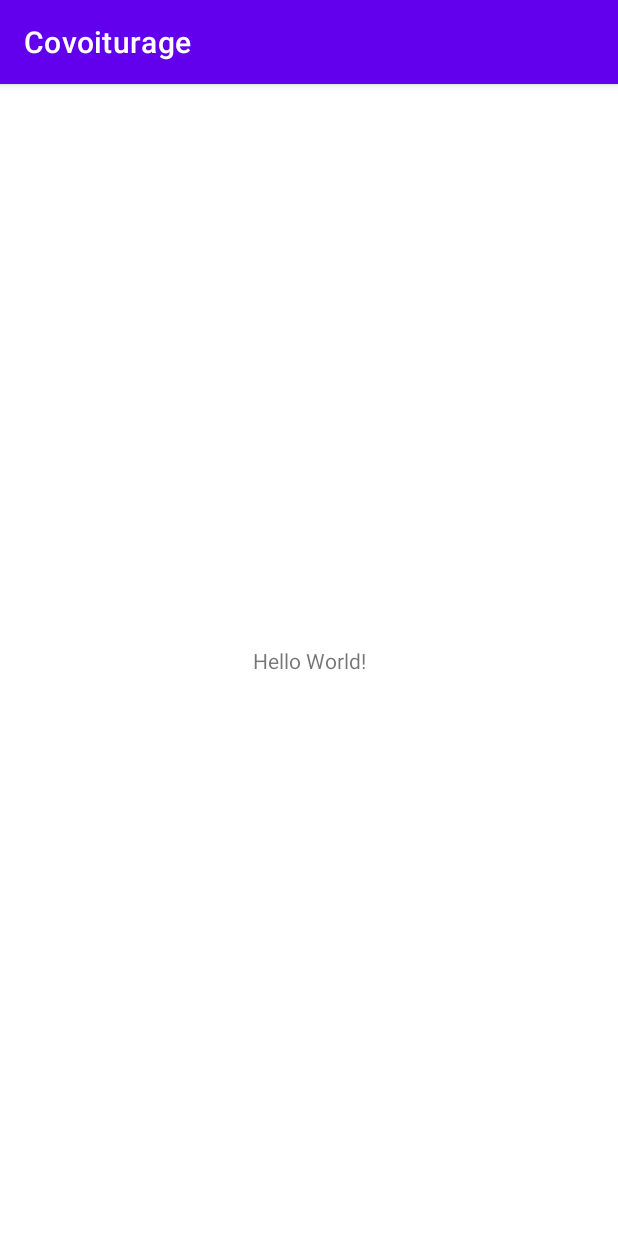
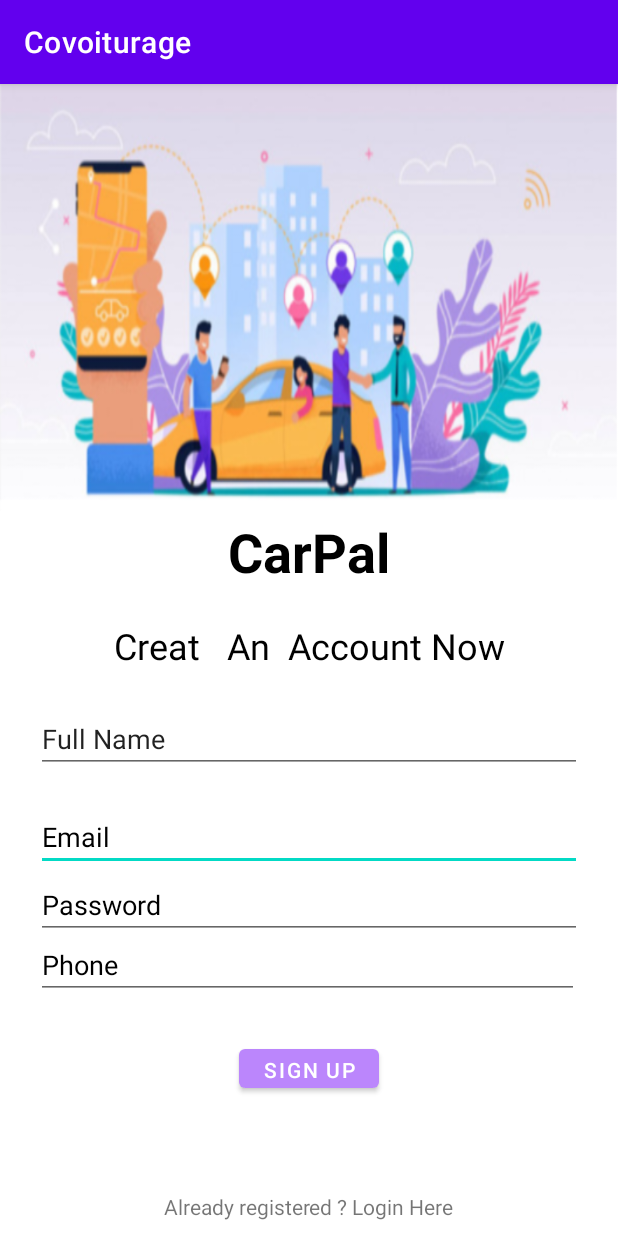
Before and after one commit to yosrgargouri/Covoiturage, an Android app: the screen it shows after launch (MainActivity before the commit, MainActivityLogout after it), on a phone screen of 412 x 824 dp. Run offline under Robolectric (Android 15) with nearby library versions, the phone set to English and light mode, and no system bars; our stand-ins replace Firebase (no records; nobody signed in at launch, a user with empty details on screens opened directly); Roboto replaces fonts that are not available here.

Commit message:
Impl: sign IN / UP + error message

```diff
--- a/app/build.gradle
+++ b/app/build.gradle
@@ -1,5 +1,6 @@
 plugins {
     id 'com.android.application'
+    id 'com.google.gms.google-services'
 }
 
 android {
@@ -33,7 +34,10 @@ dependencies {
     implementation 'androidx.appcompat:appcompat:1.1.0'
     implementation 'com.google.android.material:material:1.1.0'
     implementation 'androidx.constraintlayout:constraintlayout:1.1.3'
+    implementation 'com.google.firebase:firebase-auth:20.0.1'
     testImplementation 'junit:junit:4.+'
     androidTestImplementation 'androidx.test.ext:junit:1.1.1'
     androidTestImplementation 'androidx.test.espresso:espresso-core:3.2.0'
+    implementation platform('com.google.firebase:firebase-bom:26.1.0')
+    implementation 'com.google.firebase:firebase-analytics'
 }
--- /dev/null
+++ b/app/src/main/java/com/example/cov/MainActivityLogout.java
@@ -0,0 +1,108 @@
+package com.example.cov;
+
+import androidx.annotation.NonNull;
+import androidx.appcompat.app.AppCompatActivity;
+
+import android.content.Intent;
+import android.os.Bundle;
+import android.text.TextUtils;
+import android.view.View;
+import android.widget.Button;
+import android.widget.EditText;
+import android.widget.ProgressBar;
+import android.widget.TextView;
+import android.widget.Toast;
+
+import com.google.android.gms.tasks.OnCompleteListener;
+import com.google.android.gms.tasks.Task;
+import com.google.firebase.auth.AuthResult;
+import com.google.firebase.auth.FirebaseAuth;
+import com.google.firebase.auth.FirebaseUser;
+
+public class MainActivityLogout extends AppCompatActivity {
+
+    private EditText mFullname, mEmail, mPassword, mPhone;
+    private Button mRegisterBtn;
+    private FirebaseAuth firebaseAuth;
+    private ProgressBar progressBar;
+    private TextView mSignInBtn;
+
+    @Override
+    protected void onCreate(Bundle savedInstanceState) {
+        super.onCreate(savedInstanceState);
+        setContentView(R.layout.activity_main_logout);
+
+
+        mFullname = findViewById(R.id.fullName);
+        mEmail = findViewById(R.id.email);
+        mPassword = findViewById(R.id.passwordRegister);
+        mPhone = findViewById(R.id.phoneNumber);
+        mRegisterBtn = findViewById(R.id.registerBtn);
+        progressBar = findViewById(R.id.progressBarRegister);
+        mSignInBtn = findViewById(R.id.textLogin);
+
+        firebaseAuth = FirebaseAuth.getInstance();
+
+        //TODO : delete comment
+//        if(firebaseAuth.getCurrentUser() != null){
+//            startActivity(new Intent(getApplicationContext(), MainActivity.class));
+//        finish();
+//        }
+        mRegisterBtn.setOnClickListener(new View.OnClickListener() {
+            @Override
+            public void onClick(View v) {
+                String email = mEmail.getText().toString().trim();
+                String password = mPassword.getText().toString().trim();
+
+                if (TextUtils.isEmpty(email)) {
+                    mEmail.setError("Email is Required.");
+                    return;
+                }
+
+                if (TextUtils.isEmpty(password)) {
+                    mEmail.setError("Password is Required.");
+                    return;
+                }
+
+                if (password.length() < 6) {
+                    mPassword.setError("Password must be >= 6 Characters");
+                    return;
+                }
+                progressBar.setVisibility(View.VISIBLE);
+                //firebase
+                firebaseAuth.createUserWithEmailAndPassword(email, password)
+                        .addOnCompleteListener(MainActivityLogout.this, new OnCompleteListener<AuthResult>() {
+                            @Override
+                            public void onComplete(@NonNull Task<AuthResult> task) {
+                                if (task.isSuccessful()) {
+                                    // Sign up success,
+                                    Toast.makeText(MainActivityLogout.this, "User Created.", Toast.LENGTH_SHORT).show();
+                                    FirebaseUser user = firebaseAuth.getCurrentUser();
+                                    startActivity(new Intent(getApplicationContext(), MainActivity.class));
+                                    //updateUI(user);
+                                } else {
+                                    // If sign up fails, display a message to the user.
+                                    progressBar.setVisibility(View.INVISIBLE);
+                                    if (task.getException() != null && task.getException().getMessage() != null) {
+                                        Toast.makeText(MainActivityLogout.this, task.getException().getMessage(), Toast.LENGTH_LONG).show();
+                                    } else {
+                                        Toast.makeText(MainActivityLogout.this, "Authentication failed.", Toast.LENGTH_SHORT).show();
+                                    }
+
+                                    //updateUI(null);
+                                }
+
+                                // ...
+                            }
+                        });
+
+            }
+        });
+        mSignInBtn.setOnClickListener(new View.OnClickListener() {
+            @Override
+            public void onClick(View v) {
+                startActivity(new Intent(getApplicationContext(), LoginActivity.class));
+            }
+        });
+    }
+}
--- a/app/src/main/res/layout/activity_main_logout.xml
+++ b/app/src/main/res/layout/activity_main_logout.xml
@@ -8,40 +8,42 @@
     tools:context=".MainActivityLogout">
 
     <EditText
-        android:id="@+id/username"
+        android:id="@+id/email"
         android:layout_width="0dp"
         android:layout_height="wrap_content"
         android:layout_marginStart="24dp"
         android:layout_marginEnd="24dp"
+        android:layout_marginBottom="243dp"
         android:hint="@string/prompt_email"
         android:inputType="textEmailAddress"
         android:selectAllOnFocus="true"
         android:textColor="@color/black"
         android:textColorHint="@color/black"
+        app:layout_constraintBottom_toBottomOf="parent"
         app:layout_constraintEnd_toEndOf="parent"
-        app:layout_constraintHorizontal_bias="0.0"
-        app:layout_constraintStart_toStartOf="parent"
-        tools:layout_editor_absoluteY="443dp" />
+        app:layout_constraintStart_toStartOf="parent" />
 
     <EditText
-        android:id="@+id/editTextTextPersonName"
+        android:id="@+id/fullName"
         android:layout_width="0dp"
         android:layout_height="wrap_content"
         android:layout_marginStart="24dp"
         android:layout_marginTop="396dp"
         android:layout_marginEnd="24dp"
+        android:layout_marginBottom="2dp"
         android:ems="10"
         android:inputType="textPersonName"
         android:text="Full Name"
         android:textColorHighlight="@color/black"
         android:textColorHint="@color/black"
+        app:layout_constraintBottom_toTopOf="@+id/email"
         app:layout_constraintEnd_toEndOf="parent"
         app:layout_constraintHorizontal_bias="1.0"
         app:layout_constraintStart_toStartOf="parent"
         app:layout_constraintTop_toTopOf="parent" />
 
     <EditText
-        android:id="@+id/password2"
+        android:id="@+id/passwordRegister"
         android:layout_width="0dp"
         android:layout_height="wrap_content"
         android:layout_marginStart="24dp"
@@ -54,29 +56,29 @@
         android:textColor="@color/black"
         android:textColorHighlight="@color/black"
         android:textColorHint="@color/black"
+        app:layout_constraintBottom_toTopOf="@+id/phoneNumber"
         app:layout_constraintEnd_toEndOf="parent"
         app:layout_constraintHorizontal_bias="0.0"
         app:layout_constraintStart_toStartOf="parent"
-        tools:layout_editor_absoluteY="498dp" />
+        app:layout_constraintTop_toBottomOf="@+id/email" />
 
     <Button
-        android:id="@+id/login"
-        android:layout_width="105dp"
-        android:layout_height="58dp"
+        android:id="@+id/registerBtn"
+        android:layout_width="wrap_content"
+        android:layout_height="38dp"
         android:layout_gravity="start"
-        android:layout_marginStart="48dp"
-        android:layout_marginEnd="48dp"
-        android:layout_marginBottom="64dp"
-        android:enabled="false"
+        android:layout_marginTop="22dp"
+        android:layout_marginBottom="88dp"
         android:text="SIGN UP"
         android:textColorHint="@color/black"
         app:backgroundTint="@color/purple_200"
         app:layout_constraintBottom_toBottomOf="parent"
         app:layout_constraintEnd_toEndOf="parent"
-        app:layout_constraintHorizontal_bias="0.404"
         app:layout_constraintStart_toStartOf="parent"
+        app:layout_constraintTop_toBottomOf="@+id/phoneNumber"
         app:rippleColor="@color/black"
-        app:strokeColor="#FFFFFF" />
+        app:strokeColor="#FFFFFF"
+        tools:visibility="visible" />
 
     <ProgressBar
         android:id="@+id/loading"
@@ -87,9 +89,10 @@
         android:layout_marginBottom="64dp"
         android:visibility="gone"
         app:layout_constraintBottom_toBottomOf="parent"
+        app:layout_constraintEnd_toEndOf="parent"
+        app:layout_constraintStart_toStartOf="parent"
         app:layout_constraintTop_toTopOf="parent"
-        app:layout_constraintVertical_bias="0.3"
-        tools:layout_editor_absoluteX="206dp" />
+        app:layout_constraintVertical_bias="0.3" />
 
     <TextView
         android:id="@+id/textView2"
@@ -107,6 +110,7 @@
         android:typeface="sans"
         app:layout_constraintBottom_toBottomOf="parent"
         app:layout_constraintEnd_toEndOf="parent"
+        app:layout_constraintHorizontal_bias="0.5"
         app:layout_constraintStart_toStartOf="parent"
         app:layout_constraintTop_toTopOf="parent"
         app:layout_constraintVertical_bias="0.399" />
@@ -121,17 +125,17 @@
         android:text="Creat   An  Account Now"
         android:textColor="@color/black"
         android:textSize="24sp"
-        app:layout_constraintBottom_toBottomOf="parent"
+        app:layout_constraintBottom_toTopOf="@+id/fullName"
         app:layout_constraintEnd_toEndOf="parent"
-        app:layout_constraintHorizontal_bias="0.532"
+        app:layout_constraintHorizontal_bias="0.5"
         app:layout_constraintStart_toStartOf="parent"
-        app:layout_constraintTop_toTopOf="parent"
+        app:layout_constraintTop_toBottomOf="@+id/textView2"
         app:layout_constraintVertical_bias="0.476" />
 
     <EditText
-        android:id="@+id/editTextNumberDecimal"
-        android:layout_width="0dp"
-        android:layout_height="wrap_content"
+        android:id="@+id/phoneNumber"
+        android:layout_width="362dp"
+        android:layout_height="40dp"
         android:layout_marginStart="24dp"
         android:layout_marginEnd="24dp"
         android:ems="10"
@@ -143,7 +147,32 @@
         app:layout_constraintEnd_toEndOf="parent"
         app:layout_constraintHorizontal_bias="0.0"
         app:layout_constraintStart_toStartOf="parent"
-        tools:layout_editor_absoluteY="552dp" />
+        app:layout_constraintTop_toBottomOf="@+id/passwordRegister" />
+
+    <ProgressBar
+        android:id="@+id/progressBarRegister"
+        style="@style/Widget.AppCompat.ProgressBar.Horizontal"
+        android:layout_width="39dp"
+        android:layout_height="34dp"
+        android:indeterminate="true"
+        android:visibility="invisible"
+        app:layout_constraintBottom_toBottomOf="parent"
+        app:layout_constraintEnd_toEndOf="parent"
+        app:layout_constraintStart_toStartOf="parent"
+        app:layout_constraintTop_toBottomOf="@+id/registerBtn"
+        app:layout_constraintVertical_bias="0.333"
+        tools:visibility="invisible" />
+
+    <TextView
+        android:id="@+id/textLogin"
+        android:layout_width="wrap_content"
+        android:layout_height="wrap_content"
+        android:text="@string/have_account"
+        app:layout_constraintBottom_toBottomOf="parent"
+        app:layout_constraintEnd_toEndOf="parent"
+        app:layout_constraintHorizontal_bias="0.5"
+        app:layout_constraintStart_toStartOf="parent"
+        app:layout_constraintTop_toBottomOf="@+id/progressBarRegister" />
 
 
 </androidx.constraintlayout.widget.ConstraintLayout>
--- a/app/src/main/res/values/strings.xml
+++ b/app/src/main/res/values/strings.xml
@@ -7,6 +7,8 @@
     <string name="action_sign_in_short">Sign in</string>
     <string name="welcome">"Welcome !"</string>
     <string name="invalid_username">Not a valid username</string>
-    <string name="invalid_password">Password must be >5 characters</string>
+    <string name="invalid_password">Password must be > 6 characters</string>
     <string name="login_failed">"Login failed"</string>
+    <string name="have_not_account">"Don't have an Account? Sign up"</string>
+    <string name="have_account">"Already registered ? Login Here"</string>
 </resources>
--- a/build.gradle
+++ b/build.gradle
@@ -6,6 +6,7 @@ buildscript {
     }
     dependencies {
         classpath "com.android.tools.build:gradle:4.1.1"
+        classpath 'com.google.gms:google-services:4.3.4'
 
         // NOTE: Do not place your application dependencies here; they belong
         // in the individual module build.gradle files
```
Also changed, not shown: app/src/main/AndroidManifest.xml (+5 -4 lines), app/src/main/java/com/example/app/MainActivity.java (deleted, +0 -14 lines), app/src/main/java/com/example/app/MainActivityLogin.java (deleted, +0 -14 lines), app/src/main/java/com/example/app/MainActivityLogout.java (deleted, +0 -14 lines), app/src/main/java/com/example/cov/LoginActivity.java (added, +100 -0 lines), app/src/main/java/com/example/cov/MainActivity.java (added, +30 -0 lines), app/src/main/res/layout/activity_main.xml (+13 -1 lines), app/src/main/res/layout/activity_main_login.xml (+37 -21 lines), 5 other files.
